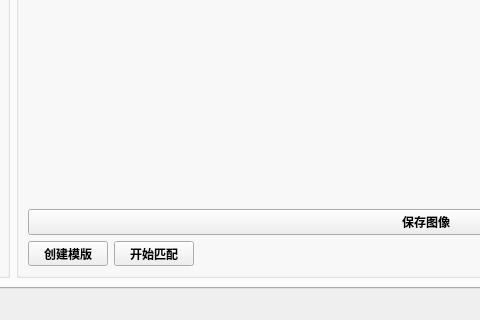
Before: the Qt Designer form src/ui/MutiCamApp.ui in NicoleKJ9721/MutiCamApp, drawn with Qt 5; both pictures show x 158 to 638 and y 419 to 739 of the 1014 by 739 pixel window.
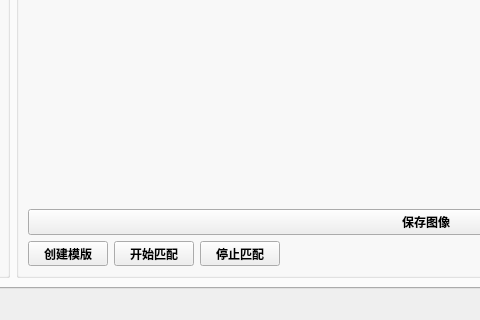
After: the same form once the commit is applied. The open tabs and pages were chosen to show the change.

Commit message: ✨ feat(MutiCamApp): 添加停止匹配功能，支持垂直、左侧和对向视图的匹配停止

```diff
--- a/src/ui/MutiCamApp.ui
+++ b/src/ui/MutiCamApp.ui
@@ -1101,6 +1101,19 @@
                </property>
               </widget>
              </item>
+             <item>
+              <widget class="QPushButton" name="btnStopMatchingVertical">
+               <property name="maximumSize">
+                <size>
+                 <width>80</width>
+                 <height>25</height>
+                </size>
+               </property>
+               <property name="text">
+                <string>停止匹配</string>
+               </property>
+              </widget>
+             </item>
              <item>
               <spacer name="horizontalSpacer_verticalTemplate">
                <property name="orientation">
```
Left out of the diff: 32 changed lines with no effect on the pictures. The commit also changes 3 other files.
